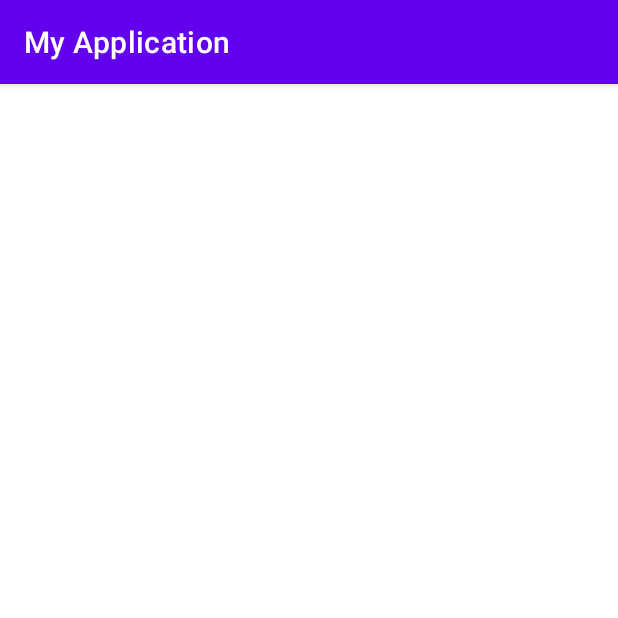
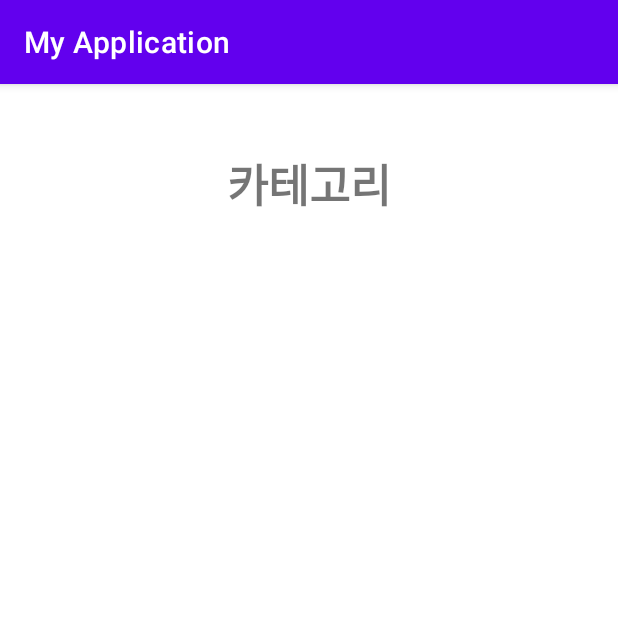
Before and after one commit to han-seo/MyApplication10, an Android app: the category screen opened directly, with no data from a screen before it, on a phone screen of 412 x 824 dp, the top half of it. Run offline under Robolectric (Android 15) with nearby library versions, the phone set to English and light mode, and no system bars.

Commit message:
카테고리 text 추가

```diff
--- a/app/src/main/res/layout/activity_category.xml
+++ b/app/src/main/res/layout/activity_category.xml
@@ -6,4 +6,15 @@
     android:layout_height="match_parent"
     tools:context=".category">
 
+    <TextView
+        android:id="@+id/textView2"
+        android:layout_width="wrap_content"
+        android:layout_height="wrap_content"
+        android:layout_marginTop="44dp"
+        android:text="카테고리"
+        android:textSize="30sp"
+        android:textStyle="bold"
+        app:layout_constraintEnd_toEndOf="parent"
+        app:layout_constraintStart_toStartOf="parent"
+        app:layout_constraintTop_toTopOf="parent" />
 </androidx.constraintlayout.widget.ConstraintLayout>
```
